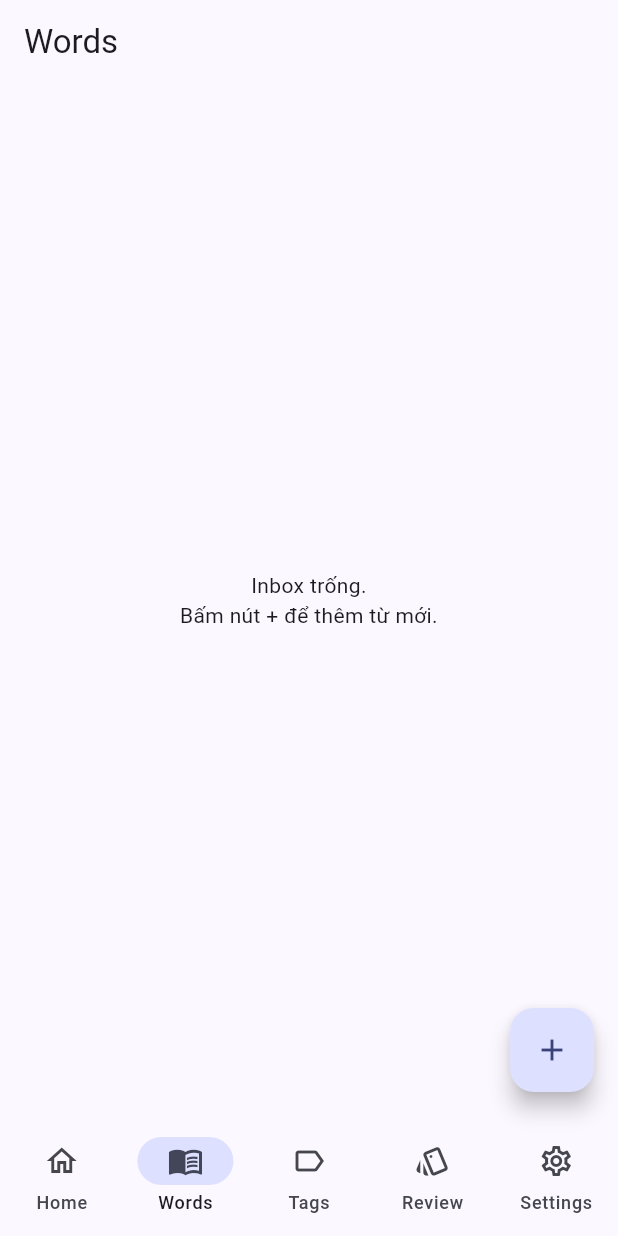
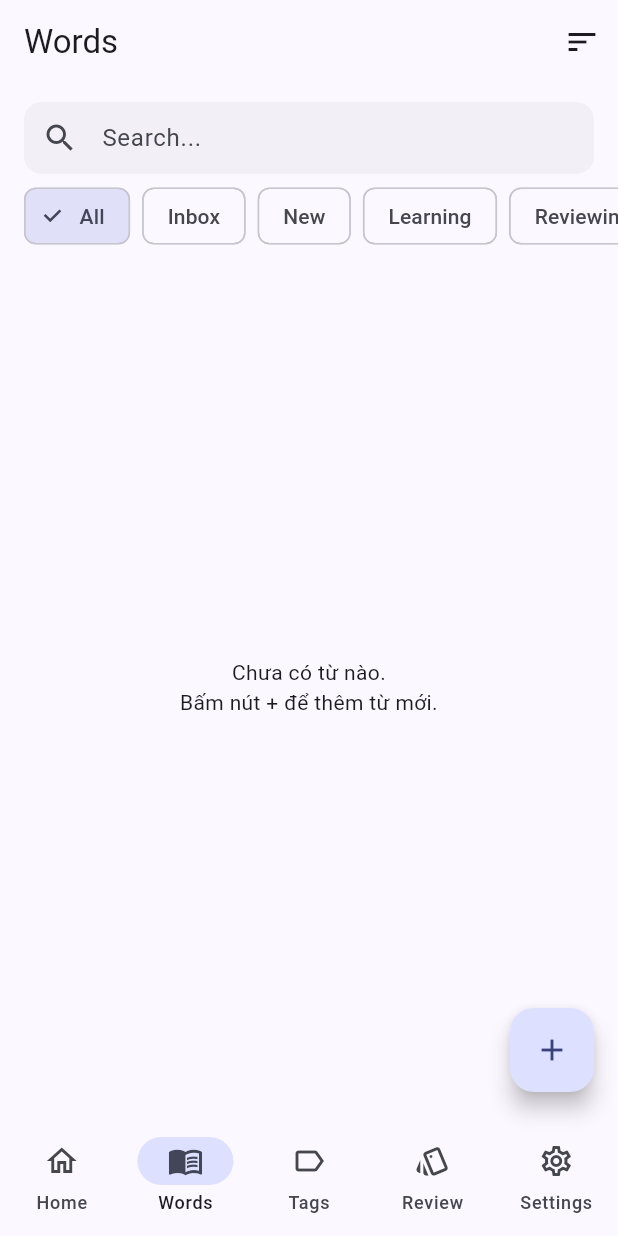
Before and after one commit to sieuga2712/italish_tag, a Flutter app: the screen it shows after launch, item 2 of the bottom bar chosen, on a phone screen of 412 x 824 dp. Run offline on Flutter 3.47's test engine with Material 3 defaults, Android fonts, the phone set to English and light mode, and no system bars; our stand-ins replace drift, flutter_riverpod, go_router; accounts and stored records are empty; generated files the repository leaves out were written again.

Commit message:
Add Phase 4: full Word List with search, status filters, sort
- WordRepository.watchWords() replaces watchInboxWords() with a
  general query: filter (All/Inbox/New/Learning/Reviewing/Mastered),
  free-text search across word/meaning/translation/italian/notes/
  examples, and 7 sort options (A-Z, Z-A, Newest, Oldest, Most/Least
  reviewed, Next review). Inbox is preserved as one filter rather
  than lost.
- WordRepository.toggleFavorite() and a favorite star on each list
  tile, since a favorite filter would otherwise have no way to be
  populated before the Word Detail screen (Phase 6) exists.
- WordsPage rebuilt around search field + filter chips + sort menu,
  backed by 3 StateProviders and a StreamProvider.family keyed on a
  (filter, sort, search) record.
- Updated Phase 1/3 tests for the new default view (All, not
  Inbox-only) and added Phase 4 tests for search/filter/favorite/sort.

Co-Authored-By: Claude Sonnet 5 <noreply@anthropic.com>

```diff
--- a/lib/app/theme.dart
+++ b/lib/app/theme.dart
@@ -46,9 +46,7 @@ class AppTheme {
         margin: EdgeInsets.zero,
       ),
       chipTheme: ChipThemeData(
-        shape: RoundedRectangleBorder(
-          borderRadius: BorderRadius.circular(8),
-        ),
+        shape: RoundedRectangleBorder(borderRadius: BorderRadius.circular(8)),
         side: BorderSide(color: colorScheme.outlineVariant),
       ),
       inputDecorationTheme: InputDecorationTheme(
--- a/lib/database/tables/review_sessions_table.dart
+++ b/lib/database/tables/review_sessions_table.dart
@@ -8,8 +8,7 @@ enum ReviewSourceType { due, weak, newWords, tag, mixed }
 class ReviewSessions extends Table {
   IntColumn get id => integer().autoIncrement()();
 
-  DateTimeColumn get startedAt =>
-      dateTime().withDefault(currentDateAndTime)();
+  DateTimeColumn get startedAt => dateTime().withDefault(currentDateAndTime)();
 
   /// Null while the session is still in progress.
   DateTimeColumn get finishedAt => dateTime().nullable()();
--- a/lib/pages/review/review_page.dart
+++ b/lib/pages/review/review_page.dart
@@ -13,9 +13,7 @@ class ReviewPage extends StatelessWidget {
   Widget build(BuildContext context) {
     return Scaffold(
       appBar: AppBar(title: const Text('Review')),
-      body: const Center(
-        child: Text('Review queue — coming in a later phase'),
-      ),
+      body: const Center(child: Text('Review queue — coming in a later phase')),
     );
   }
 }
--- a/lib/pages/settings/settings_page.dart
+++ b/lib/pages/settings/settings_page.dart
@@ -12,9 +12,7 @@ class SettingsPage extends StatelessWidget {
   Widget build(BuildContext context) {
     return Scaffold(
       appBar: AppBar(title: const Text('Settings')),
-      body: const Center(
-        child: Text('Settings — coming in a later phase'),
-      ),
+      body: const Center(child: Text('Settings — coming in a later phase')),
     );
   }
 }
--- a/lib/pages/tags/tags_page.dart
+++ b/lib/pages/tags/tags_page.dart
@@ -13,9 +13,7 @@ class TagsPage extends StatelessWidget {
   Widget build(BuildContext context) {
     return Scaffold(
       appBar: AppBar(title: const Text('Tags')),
-      body: const Center(
-        child: Text('Tag list — coming in a later phase'),
-      ),
+      body: const Center(child: Text('Tag list — coming in a later phase')),
     );
   }
 }
--- a/lib/pages/words/words_page.dart
+++ b/lib/pages/words/words_page.dart
@@ -1,35 +1,141 @@
 import 'package:flutter/material.dart';
 import 'package:flutter_riverpod/flutter_riverpod.dart';
 
+import '../../database/app_database.dart';
 import '../../providers/word_providers.dart';
+import '../../repositories/word_repository.dart';
 import '../../widgets/complete_word_sheet.dart';
 
-/// Words tab.
-///
-/// Phase 3 only shows the Inbox (words with no tags yet — see
-/// `WordRepository.watchInboxWords`), since that is the only list that
-/// exists so far. Phase 4 will turn this into the full word list with
-/// search, status filter chips and sorting, of which Inbox will become one
-/// view among several rather than the whole page.
-class WordsPage extends ConsumerWidget {
+String _filterLabel(WordListFilter filter) => switch (filter) {
+  WordListFilter.all => 'All',
+  WordListFilter.inbox => 'Inbox',
+  WordListFilter.newWord => 'New',
+  WordListFilter.learning => 'Learning',
+  WordListFilter.reviewing => 'Reviewing',
+  WordListFilter.mastered => 'Mastered',
+};
+
+String _sortLabel(WordSortOption sort) => switch (sort) {
+  WordSortOption.alphabeticalAsc => 'A-Z',
+  WordSortOption.alphabeticalDesc => 'Z-A',
+  WordSortOption.newest => 'Newest',
+  WordSortOption.oldest => 'Oldest',
+  WordSortOption.mostReviewed => 'Most reviewed',
+  WordSortOption.leastReviewed => 'Least reviewed',
+  WordSortOption.nextReviewSoonest => 'Next review',
+};
+
+String _emptyStateMessage(WordListFilter filter, String search) {
+  if (search.trim().isNotEmpty) {
+    return 'Không tìm thấy từ nào phù hợp với "$search".';
+  }
+  return switch (filter) {
+    WordListFilter.inbox => 'Inbox trống.\nBấm nút + để thêm từ mới.',
+    WordListFilter.all => 'Chưa có từ nào.\nBấm nút + để thêm từ mới.',
+    _ => 'Không có từ nào ở trạng thái này.',
+  };
+}
+
+/// Words tab — the full word list, with search, status filter chips
+/// (including the Phase 3 Inbox as one filter among several) and sorting.
+class WordsPage extends ConsumerStatefulWidget {
   const WordsPage({super.key});
 
   @override
-  Widget build(BuildContext context, WidgetRef ref) {
-    final inboxWords = ref.watch(inboxWordsProvider);
+  ConsumerState<WordsPage> createState() => _WordsPageState();
+}
+
+class _WordsPageState extends ConsumerState<WordsPage> {
+  late final TextEditingController _searchController;
+
+  @override
+  void initState() {
+    super.initState();
+    _searchController = TextEditingController(
+      text: ref.read(wordSearchQueryProvider),
+    );
+  }
+
+  @override
+  void dispose() {
+    _searchController.dispose();
+    super.dispose();
+  }
+
+  @override
+  Widget build(BuildContext context) {
+    final filter = ref.watch(wordListFilterProvider);
+    final sort = ref.watch(wordListSortProvider);
+    final search = ref.watch(wordSearchQueryProvider);
+    final words = ref.watch(
+      wordsListProvider((filter: filter, sort: sort, search: search)),
+    );
 
     return Scaffold(
-      appBar: AppBar(title: const Text('Words')),
-      body: inboxWords.when(
+      appBar: AppBar(
+        title: const Text('Words'),
+        actions: [
+          PopupMenuButton<WordSortOption>(
+            icon: const Icon(Icons.sort),
+            tooltip: 'Sort',
+            initialValue: sort,
+            onSelected: (value) =>
+                ref.read(wordListSortProvider.notifier).state = value,
+            itemBuilder: (context) => WordSortOption.values
+                .map(
+                  (option) => PopupMenuItem(
+                    value: option,
+                    child: Text(_sortLabel(option)),
+                  ),
+                )
+                .toList(),
+          ),
+        ],
+      ),
+      body: Column(
+        children: [
+          Padding(
+            padding: const EdgeInsets.fromLTRB(16, 12, 16, 8),
+            child: TextField(
+              controller: _searchController,
+              decoration: const InputDecoration(
+                hintText: 'Search...',
+                prefixIcon: Icon(Icons.search),
+              ),
+              onChanged: (value) =>
+                  ref.read(wordSearchQueryProvider.notifier).state = value,
+            ),
+          ),
+          SizedBox(
+            height: 40,
+            child: ListView.separated(
+              scrollDirection: Axis.horizontal,
+              padding: const EdgeInsets.symmetric(horizontal: 16),
+              itemCount: WordListFilter.values.length,
+              separatorBuilder: (context, index) => const SizedBox(width: 8),
+              itemBuilder: (context, index) {
+                final option = WordListFilter.values[index];
+                return ChoiceChip(
+                  label: Text(_filterLabel(option)),
+                  selected: filter == option,
+                  onSelected: (_) =>
+                      ref.read(wordListFilterProvider.notifier).state = option,
+                );
+              },
+            ),
+          ),
+          const SizedBox(height: 8),
+          Expanded(
+            child: words.when(
               loading: () => const Center(child: CircularProgressIndicator()),
               error: (error, stackTrace) => Center(child: Text('Lỗi: $error')),
               data: (words) {
                 if (words.isEmpty) {
-            return const Center(
+                  return Center(
                     child: Padding(
-                padding: EdgeInsets.all(24),
+                      padding: const EdgeInsets.all(24),
                       child: Text(
-                  'Inbox trống.\nBấm nút + để thêm từ mới.',
+                        _emptyStateMessage(filter, search),
                         textAlign: TextAlign.center,
                       ),
                     ),
@@ -37,18 +143,53 @@ class WordsPage extends ConsumerWidget {
                 }
 
                 return ListView.separated(
-            padding: const EdgeInsets.symmetric(vertical: 8),
                   itemCount: words.length,
-            separatorBuilder: (context, index) => const Divider(height: 1),
+                  separatorBuilder: (context, index) =>
+                      const Divider(height: 1),
                   itemBuilder: (context, index) {
                     final word = words[index];
+                    return _WordListTile(word: word);
+                  },
+                );
+              },
+            ),
+          ),
+        ],
+      ),
+    );
+  }
+}
+
+class _WordListTile extends ConsumerWidget {
+  const _WordListTile({required this.word});
+
+  final Word word;
+
+  @override
+  Widget build(BuildContext context, WidgetRef ref) {
     final hasMeaning = (word.meaning ?? '').isNotEmpty;
+
     return ListTile(
       title: Text(word.word),
       subtitle: Text(
         hasMeaning ? word.meaning! : 'Chưa có nghĩa — bấm để bổ sung',
       ),
-                trailing: const Icon(Icons.chevron_right),
+      trailing: Row(
+        mainAxisSize: MainAxisSize.min,
+        children: [
+          IconButton(
+            icon: Icon(
+              word.favorite ? Icons.star : Icons.star_border,
+              color: word.favorite ? Colors.amber : null,
+            ),
+            tooltip: word.favorite ? 'Unfavorite' : 'Favorite',
+            onPressed: () => ref
+                .read(wordRepositoryProvider)
+                .toggleFavorite(word.id, !word.favorite),
+          ),
+          const Icon(Icons.chevron_right),
+        ],
+      ),
       onTap: () {
         showModalBottomSheet(
           context: context,
@@ -57,10 +198,5 @@ class WordsPage extends ConsumerWidget {
         );
       },
     );
-            },
-          );
-        },
-      ),
-    );
   }
 }
--- a/lib/providers/word_providers.dart
+++ b/lib/providers/word_providers.dart
@@ -1,4 +1,9 @@
 import 'package:flutter_riverpod/flutter_riverpod.dart';
+// `StateProvider` moved here in Riverpod 3 (it's still fully supported —
+// just kept out of the main import to nudge new code towards
+// `NotifierProvider`). It's the simplest fit for the 3 small, independent
+// pieces of UI state below.
+import 'package:flutter_riverpod/legacy.dart';
 
 import '../database/app_database.dart';
 import '../database/database_provider.dart';
@@ -8,10 +13,46 @@ final wordRepositoryProvider = Provider<WordRepository>((ref) {
   return WordRepository(ref.watch(databaseProvider));
 }, name: 'wordRepositoryProvider');
 
-/// Reactive list of Inbox words (see [WordRepository.watchInboxWords]).
-/// Using a `StreamProvider` means every page watching this rebuilds
-/// automatically the moment a word is added, tagged, or edited — no manual
-/// refresh calls anywhere.
-final inboxWordsProvider = StreamProvider<List<Word>>((ref) {
-  return ref.watch(wordRepositoryProvider).watchInboxWords();
-}, name: 'inboxWordsProvider');
+/// The current state of the Word List screen's controls. A plain record
+/// gets structural `==`/`hashCode` for free, which is exactly what
+/// `StreamProvider.family` needs to know when to re-run the query.
+typedef WordListQuery = ({
+  WordListFilter filter,
+  WordSortOption sort,
+  String search,
+});
+
+/// What filter chip is currently selected on the Word List screen.
+final wordListFilterProvider = StateProvider<WordListFilter>(
+  (ref) => WordListFilter.all,
+  name: 'wordListFilterProvider',
+);
+
+/// What sort option is currently selected on the Word List screen.
+final wordListSortProvider = StateProvider<WordSortOption>(
+  (ref) => WordSortOption.newest,
+  name: 'wordListSortProvider',
+);
+
+/// The current text in the Word List's search field.
+final wordSearchQueryProvider = StateProvider<String>(
+  (ref) => '',
+  name: 'wordSearchQueryProvider',
+);
+
+/// Reactive word list for the given [WordListQuery] (see
+/// [WordRepository.watchWords]). Using a `StreamProvider.family` means the
+/// list rebuilds automatically whenever the underlying data changes *or*
+/// the user changes the filter/sort/search controls.
+final wordsListProvider = StreamProvider.family<List<Word>, WordListQuery>((
+  ref,
+  query,
+) {
+  return ref
+      .watch(wordRepositoryProvider)
+      .watchWords(
+        filter: query.filter,
+        sort: query.sort,
+        searchQuery: query.search,
+      );
+}, name: 'wordsListProvider');
--- a/lib/repositories/word_repository.dart
+++ b/lib/repositories/word_repository.dart
@@ -3,6 +3,7 @@ import 'dart:convert';
 import 'package:drift/drift.dart';
 
 import '../database/app_database.dart';
+import '../database/tables/words_table.dart';
 
 /// Thrown by [WordRepository.quickAdd] when a word already exists
 /// (case-insensitively — "Efficient" is a duplicate of "efficient").
@@ -13,6 +14,25 @@ class DuplicateWordException implements Exception {
 
   @override
   String toString() => 'DuplicateWordException: "$word" already exists';
+}
+
+/// How the Word List (Phase 4) narrows down which words to show.
+///
+/// [inbox] reuses the same "zero tags" concept from Phase 3's Inbox — it
+/// isn't a stored value, so it stays a filter here rather than becoming a
+/// fifth [WordStatus].
+enum WordListFilter { all, inbox, newWord, learning, reviewing, mastered }
+
+/// The 7 sort options from the design doc (A-Z, Z-A, Newest, Oldest, Most
+/// reviewed, Least reviewed, Next review).
+enum WordSortOption {
+  alphabeticalAsc,
+  alphabeticalDesc,
+  newest,
+  oldest,
+  mostReviewed,
+  leastReviewed,
+  nextReviewSoonest,
 }
 
 /// All database access for [Word] rows goes through here — pages/widgets
@@ -42,21 +62,103 @@ class WordRepository {
     return _db.into(_db.words).insert(WordsCompanion.insert(word: trimmed));
   }
 
-  /// Words with zero tags — i.e. "not yet categorized". Newest first, since
-  /// those are the ones the user just added and is most likely to want to
-  /// finish filling in.
-  Stream<List<Word>> watchInboxWords() {
+  /// The Word List (Phase 4): every word, optionally narrowed by [filter]
+  /// and [searchQuery], in the order given by [sort].
+  ///
+  /// [WordListFilter.inbox] is the only filter that needs a join (it looks
+  /// at the `WordTags` table); every other filter only ever looks at
+  /// columns on `Words` itself, so it queries that table directly instead
+  /// of joining — no join means no risk of a word with multiple tags
+  /// producing duplicate rows, so there is nothing to de-duplicate.
+  Stream<List<Word>> watchWords({
+    required WordListFilter filter,
+    required WordSortOption sort,
+    String searchQuery = '',
+  }) {
+    if (filter == WordListFilter.inbox) {
       final query = _db.select(_db.words).join([
         leftOuterJoin(
           _db.wordTags,
           _db.wordTags.wordId.equalsExp(_db.words.id),
         ),
-    ])
-      ..where(_db.wordTags.tagId.isNull())
-      ..orderBy([OrderingTerm.desc(_db.words.createdAt)]);
+      ])..where(_db.wordTags.tagId.isNull());
+
+      final search = _searchCondition(searchQuery);
+      if (search != null) query.where(search);
+      query.orderBy(_orderingTerms(sort));
 
       return query.watch().map(
         (rows) => rows.map((row) => row.readTable(_db.words)).toList(),
+      );
+    }
+
+    final query = _db.select(_db.words);
+
+    final statusFilter = _statusFor(filter);
+    if (statusFilter != null) {
+      query.where((w) => w.status.equalsValue(statusFilter));
+    }
+
+    final search = _searchCondition(searchQuery);
+    if (search != null) query.where((_) => search);
+
+    // Plain (non-joined) selects take a list of `(table) => OrderingTerm`
+    // generators rather than raw terms; the terms below don't need the
+    // callback's table argument since they already reference `_db.words`.
+    query.orderBy(
+      _orderingTerms(sort)
+          .map(
+            (term) =>
+                (_) => term,
+          )
+          .toList(),
+    );
+
+    return query.watch();
+  }
+
+  WordStatus? _statusFor(WordListFilter filter) => switch (filter) {
+    WordListFilter.newWord => WordStatus.newWord,
+    WordListFilter.learning => WordStatus.learning,
+    WordListFilter.reviewing => WordStatus.reviewing,
+    WordListFilter.mastered => WordStatus.mastered,
+    WordListFilter.all || WordListFilter.inbox => null,
+  };
+
+  /// Matches [Words.word]/meaning/translation/italianTranslation/notes, and
+  /// `examplesJson` (a plain substring match on the JSON text — good enough
+  /// to find a word by something inside one of its examples without
+  /// actually parsing the list).
+  Expression<bool>? _searchCondition(String searchQuery) {
+    final trimmed = searchQuery.trim().toLowerCase();
+    if (trimmed.isEmpty) return null;
+
+    final pattern = '%$trimmed%';
+    return _db.words.word.lower().like(pattern) |
+        _db.words.meaning.lower().like(pattern) |
+        _db.words.translation.lower().like(pattern) |
+        _db.words.italianTranslation.lower().like(pattern) |
+        _db.words.notes.lower().like(pattern) |
+        _db.words.examplesJson.lower().like(pattern);
+  }
+
+  List<OrderingTerm> _orderingTerms(WordSortOption sort) {
+    return switch (sort) {
+      WordSortOption.alphabeticalAsc => [OrderingTerm.asc(_db.words.word)],
+      WordSortOption.alphabeticalDesc => [OrderingTerm.desc(_db.words.word)],
+      WordSortOption.newest => [OrderingTerm.desc(_db.words.createdAt)],
+      WordSortOption.oldest => [OrderingTerm.asc(_db.words.createdAt)],
+      WordSortOption.mostReviewed => [OrderingTerm.desc(_db.words.reviewCount)],
+      WordSortOption.leastReviewed => [OrderingTerm.asc(_db.words.reviewCount)],
+      WordSortOption.nextReviewSoonest => [
+        OrderingTerm.asc(_db.words.nextReviewAt, nulls: NullsOrder.last),
+      ],
+    };
+  }
+
+  Future<void> toggleFavorite(int wordId, bool favorite) {
+    return (_db.update(_db.words)..where((w) => w.id.equals(wordId))).write(
+      WordsCompanion(favorite: Value(favorite)),
     );
   }
 
--- a/lib/widgets/complete_word_sheet.dart
+++ b/lib/widgets/complete_word_sheet.dart
@@ -97,7 +97,10 @@ class _CompleteWordSheetState extends ConsumerState<CompleteWordSheet> {
         child: Column(
           crossAxisAlignment: CrossAxisAlignment.stretch,
           children: [
-            Text(widget.word.word, style: Theme.of(context).textTheme.titleLarge),
+            Text(
+              widget.word.word,
+              style: Theme.of(context).textTheme.titleLarge,
+            ),
             const SizedBox(height: 16),
             TextField(
               controller: _meaningController,
--- a/lib/widgets/quick_add_sheet.dart
+++ b/lib/widgets/quick_add_sheet.dart
@@ -73,6 +73,7 @@ class _QuickAddSheetState extends ConsumerState<QuickAddSheet> {
           Text('Thêm từ mới', style: Theme.of(context).textTheme.titleLarge),
           const SizedBox(height: 16),
           TextField(
+            key: const Key('quickAddWordField'),
             controller: _controller,
             focusNode: _focusNode,
             autofocus: true,
```
Also changed, not shown: lib/database/tables/review_history_table.dart (+3 -4 lines), lib/widgets/main_scaffold.dart (+25 -5 lines), 4 other files. Lines whose indentation alone changed are shown as unchanged.
